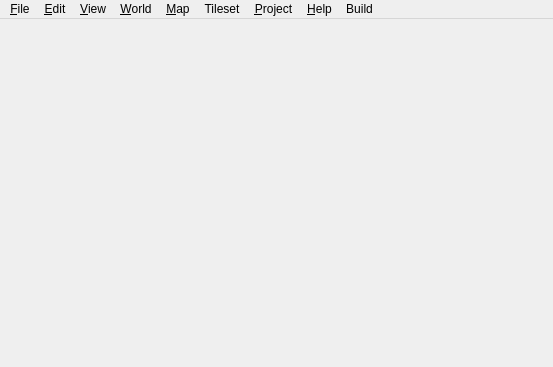
The window that src/tiled/mainwindow.ui (mapeditor/tiled) describes before a commit, drawn with Qt 5.
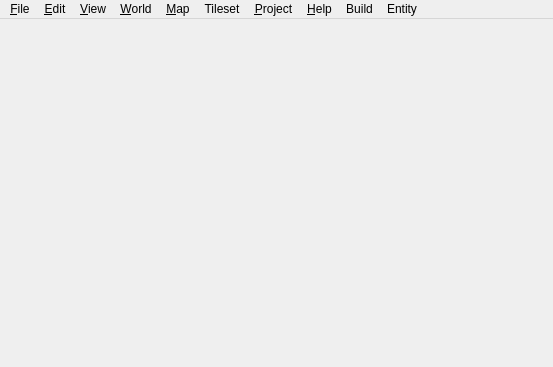
The same window after the commit. Icons and pictures are not drawn.

Commit message: readded entity dropdown

What changed in the file:
```diff
--- a/src/tiled/mainwindow.ui
+++ b/src/tiled/mainwindow.ui
@@ -231,6 +231,12 @@
     </property>
     <addaction name="actionRunClient"/>
    </widget>
+   <widget class="QMenu" name="menuEntity">
+    <property name="title">
+     <string>Entity</string>
+    </property>
+    <addaction name="actionCreate_Entity"/>
+   </widget>
    <addaction name="menuFile"/>
    <addaction name="menuEdit"/>
    <addaction name="menuView"/>
@@ -240,6 +246,7 @@
    <addaction name="menuProject"/>
    <addaction name="menuHelp"/>
    <addaction name="menuBuild"/>
+   <addaction name="menuEntity"/>
   </widget>
   <action name="actionOpen">
    <property name="text">
```
Left out of the diff: 5 changed lines with no effect on the pictures. The commit also changes 1 other file.
